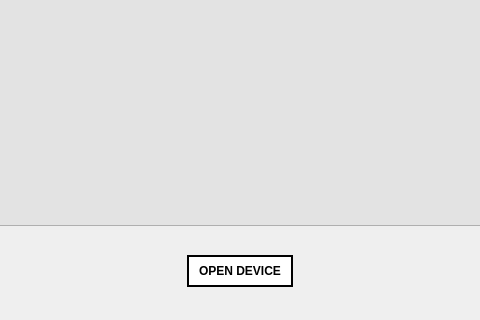
This is bi_diamond_blm_comrad/preview_one_device.ui in jfpatrick/bi-diamond-blm-comrad as Qt 5 draws it before an edit; both pictures show x 413 to 893 and y 560 to 880 of the 1320 by 880 pixel window. The edited form follows.
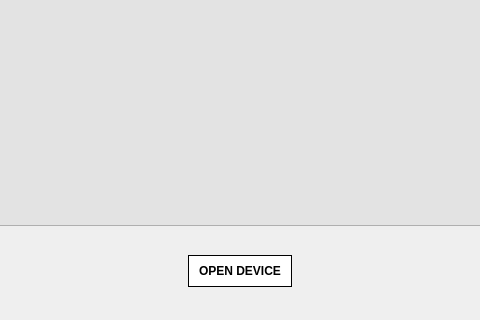
This is the edited form.

```diff
--- a/bi_diamond_blm_comrad/preview_one_device.ui
+++ b/bi_diamond_blm_comrad/preview_one_device.ui
@@ -224,7 +224,7 @@
             <property name="styleSheet">
              <string notr="true">QPushButton{
 	background-color: rgb(255, 255, 255);
-	border: 2px solid black;
+	border: 1px solid black;
 }
 
 QPushButton:hover{
```
Left out of the diff: 3 changed lines with no effect on the pictures.
